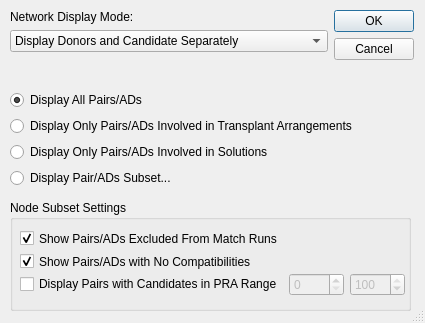
The window that KPD GUI/DialogDisplaySettings.ui (mathieubray/KPDGUI) describes before a commit, drawn with Qt 5.
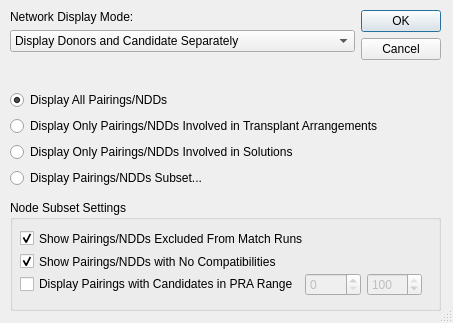
The same window after the commit.

Commit message: Saving and loading, new arrangement specifications

Patch:
```diff
--- a/KPD GUI/DialogDisplaySettings.ui
+++ b/KPD GUI/DialogDisplaySettings.ui
@@ -6,7 +6,7 @@
    <rect>
     <x>0</x>
     <y>0</y>
-    <width>425</width>
+    <width>453</width>
     <height>323</height>
    </rect>
   </property>
@@ -18,13 +18,13 @@
   </property>
   <property name="minimumSize">
    <size>
-    <width>425</width>
+    <width>453</width>
     <height>323</height>
    </size>
   </property>
   <property name="maximumSize">
    <size>
-    <width>425</width>
+    <width>453</width>
     <height>323</height>
    </size>
   </property>
@@ -42,7 +42,7 @@
     <rect>
      <x>10</x>
      <y>200</y>
-     <width>401</width>
+     <width>431</width>
      <height>111</height>
     </rect>
    </property>
@@ -59,7 +59,7 @@
      </rect>
     </property>
     <property name="text">
-     <string>Show Pairs/ADs with No Compatibilities</string>
+     <string>Show Pairings/NDDs with No Compatibilities</string>
     </property>
     <property name="checked">
      <bool>true</bool>
@@ -70,7 +70,7 @@
      <rect>
       <x>10</x>
       <y>73</y>
-      <width>385</width>
+      <width>402</width>
       <height>24</height>
      </rect>
     </property>
@@ -78,7 +78,7 @@
      <item row="0" column="0">
       <widget class="QCheckBox" name="praCheckBox">
        <property name="text">
-        <string>Display Pairs with Candidates in PRA Range</string>
+        <string>Display Pairings with Candidates in PRA Range</string>
        </property>
       </widget>
      </item>
@@ -117,7 +117,7 @@
      </rect>
     </property>
     <property name="text">
-     <string>Show Pairs/ADs Excluded From Match Runs</string>
+     <string>Show Pairings/NDDs Excluded From Match Runs</string>
     </property>
     <property name="checked">
      <bool>true</bool>
@@ -129,7 +129,7 @@
     <rect>
      <x>10</x>
      <y>10</y>
-     <width>404</width>
+     <width>431</width>
      <height>178</height>
     </rect>
    </property>
@@ -187,7 +187,7 @@
       <item>
        <widget class="QRadioButton" name="allNodesButton">
         <property name="text">
-         <string>Display All Pairs/ADs</string>
+         <string>Display All Pairings/NDDs</string>
         </property>
         <property name="checked">
          <bool>true</bool>
@@ -200,7 +200,7 @@
       <item>
        <widget class="QRadioButton" name="showArrangementsRadioButton">
         <property name="text">
-         <string>Display Only Pairs/ADs Involved in Transplant Arrangements</string>
+         <string>Display Only Pairings/NDDs Involved in Transplant Arrangements</string>
         </property>
         <attribute name="buttonGroup">
          <string notr="true">buttonGroup</string>
@@ -210,7 +210,7 @@
       <item>
        <widget class="QRadioButton" name="showSolutionsRadioButton">
         <property name="text">
-         <string>Display Only Pairs/ADs Involved in Solutions</string>
+         <string>Display Only Pairings/NDDs Involved in Solutions</string>
         </property>
         <attribute name="buttonGroup">
          <string notr="true">buttonGroup</string>
@@ -220,7 +220,7 @@
       <item>
        <widget class="QRadioButton" name="nodeSubsetButton">
         <property name="text">
-         <string>Display Pair/ADs Subset...</string>
+         <string>Display Pairings/NDDs Subset...</string>
         </property>
         <attribute name="buttonGroup">
          <string notr="true">buttonGroup</string>
```
The commit also changes 73 other files.
